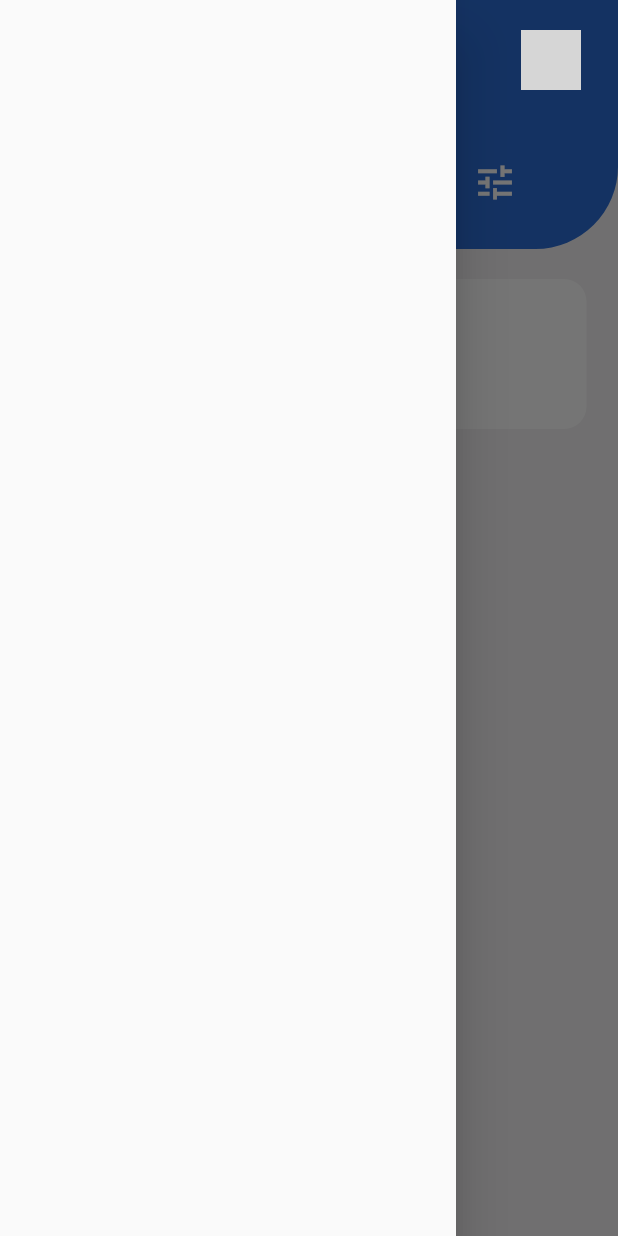
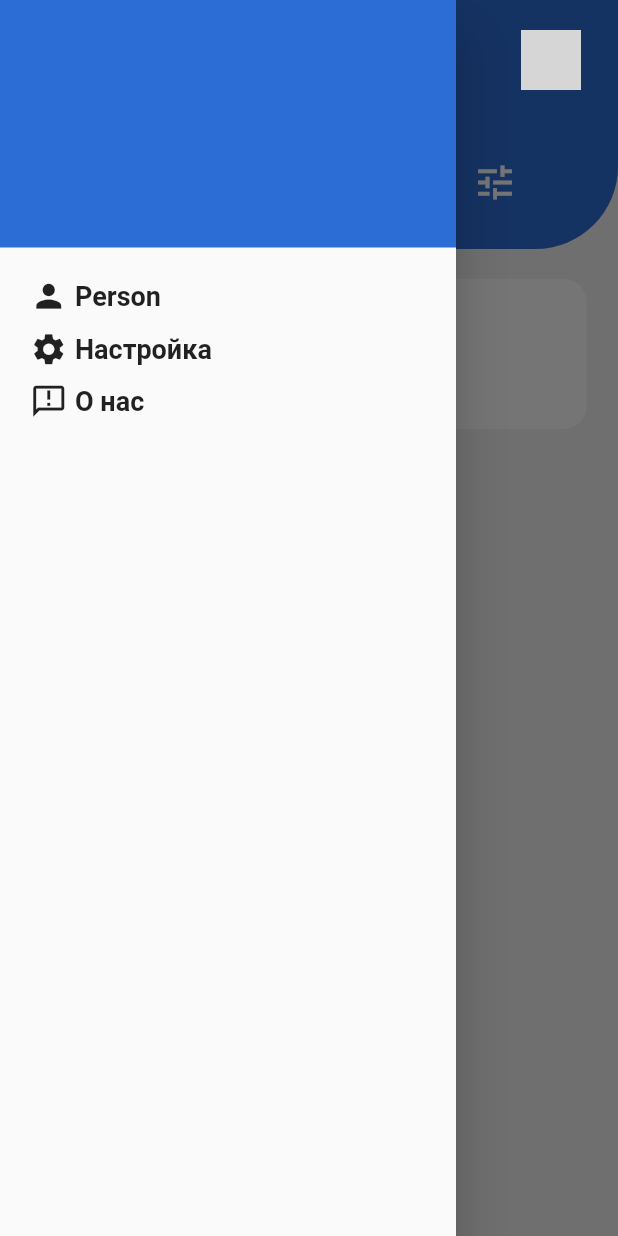
Before and after one commit to RakhimoFF99/carwash-mobile, a Flutter app: the MyHomePage screen opened directly, with the side drawer open, on a phone screen of 412 x 824 dp. Run offline on Flutter 3.47's test engine with Material 2 defaults, Android fonts, the phone set to English and light mode, and no system bars; our stand-ins replace get; network calls fail; grey boxes are pictures that could not be loaded.

Commit message:
'sdsdsddddd'

```diff
--- a/lib/main.dart
+++ b/lib/main.dart
@@ -19,7 +19,7 @@ class MyApp extends StatelessWidget {
         primarySwatch: Colors.blue,
       ),
 
-      home:Login()
+      home:MyHomePage()
     );
   }
 }
--- a/lib/screens/myHomePage/myHomePage.dart
+++ b/lib/screens/myHomePage/myHomePage.dart
@@ -20,9 +20,7 @@ class _MyHomePageState extends State<MyHomePage> {
     return SafeArea(
       child: Scaffold(
         key: _key,
-        drawer: Drawer(
-
-        ),
+        drawer:customDrawer(),
         backgroundColor: Color(0xffF4F3F4),
 
         body: Column(
@@ -133,4 +131,69 @@ class _MyHomePageState extends State<MyHomePage> {
   filterDialogScreen() {
 
   }
+  customDrawer () {
+    return Drawer(
+      child: Column(
+        children: [
+          Container(
+            height: 165,
+            width: double.infinity,
+            color:Color(0xff2C6DD5)
+          ),
+          Container(
+          padding: EdgeInsets.all(20),
+            child: Column(
+              children: [
+                Row(
+                  children: [
+                    Icon(Icons.person,size: 25,),
+                    SizedBox(
+                      width: 5,
+                    ),
+                    Text("Person",style: TextStyle(
+                      fontSize: 18,
+                      fontWeight: FontWeight.w700,
+
+                    ),)
+                  ],
+                ),
+                SizedBox(height: 10,),
+                Row(
+                  children: [
+                    Icon(Icons.settings,size: 25,),
+                    SizedBox(
+                      width: 5,
+                    ),
+                    Text("Настройка",style: TextStyle(
+                        fontSize: 18,
+                        fontWeight: FontWeight.w700,
+
+                    ),)
+                  ],
+                ),
+                SizedBox(height: 10,),
+                Row(
+                  children: [
+                    Icon(Icons.announcement_outlined,size: 25,),
+                    SizedBox(
+                      width: 5,
+                    ),
+                    Text("О нас",style: TextStyle(
+                      fontSize: 18,
+                      fontWeight: FontWeight.w700,
+
+                    ),)
+                  ],
+                ),
+                SizedBox(height: 10,),
+
+              ],
+            )
+          ),
+
+        ],
+      ),
+    );
+  }
+
 }
```
